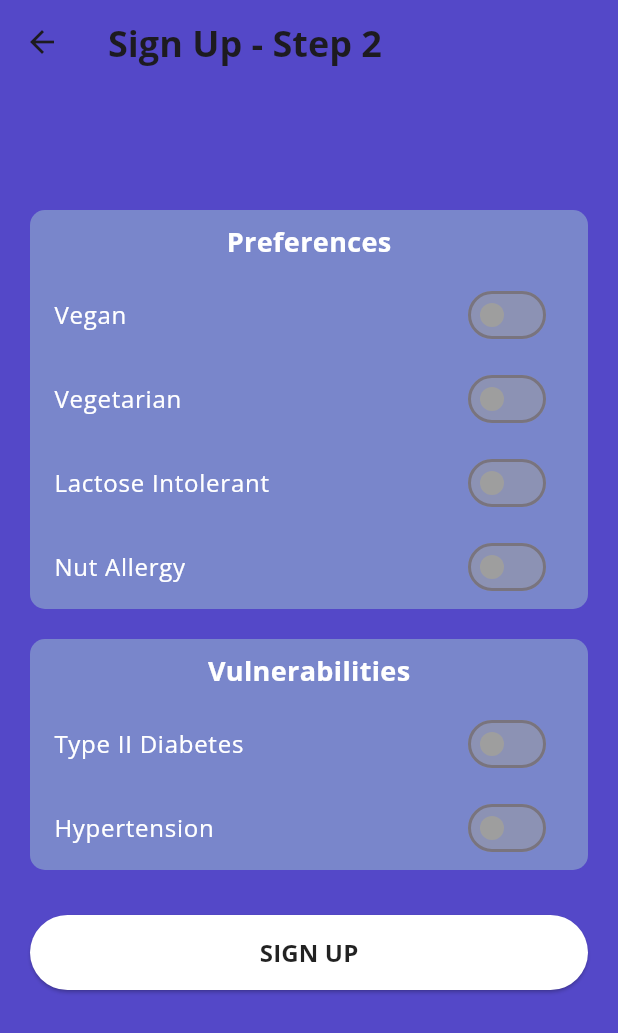
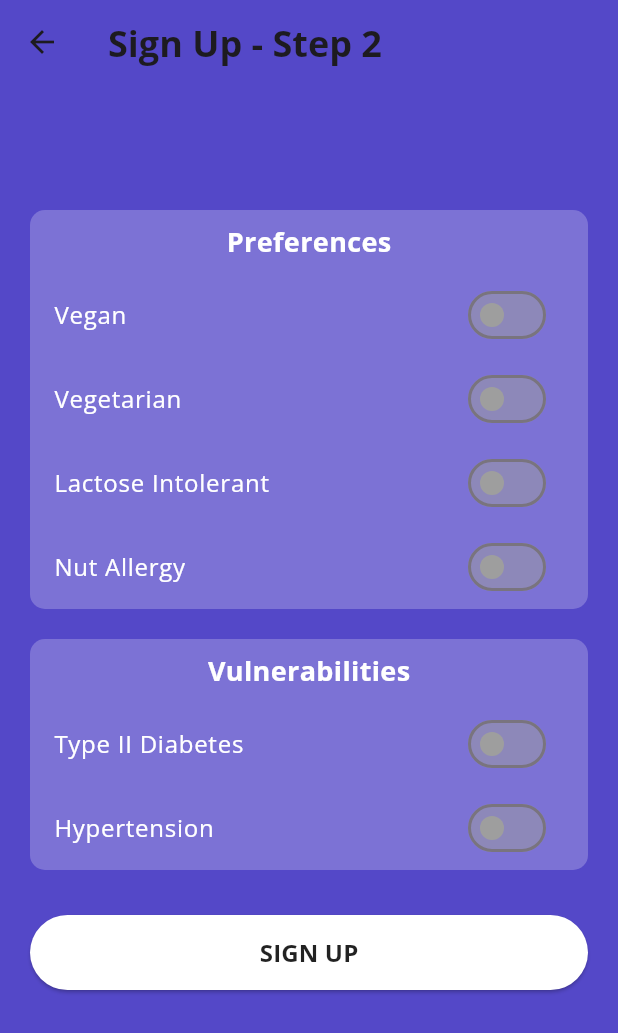
Before and after one commit to SanskarStha/food_info_app, a Flutter app: the PreferencesScreen screen opened directly with empty values, on a phone screen of 412 x 824 dp. Shown: the top 1033 px of the screen. Run offline on Flutter 3.47's test engine with Material 3 defaults, Android fonts, the phone set to English and light mode, and no system bars; our stand-ins replace audioplayers, camera, cloud_firestore, firebase_auth, firebase_core, google_fonts and 4 more; missing offline and left inert: flutter_barcode_scanner, google_mlkit_text_recognition; accounts and stored records are empty.

Commit message:
minor UI update

```diff
--- a/lib/auth/main_page.dart
+++ b/lib/auth/main_page.dart
@@ -2,7 +2,6 @@ import 'package:firebase_auth/firebase_auth.dart';
 import 'package:flutter/material.dart';
 import 'package:food_info_app/auth/Auth_page.dart';
 import 'package:food_info_app/screens/main_screen.dart';
-import 'package:food_info_app/screens/signin_screen.dart';
 
 class MainPage extends StatelessWidget {
   const MainPage({Key? key}) : super(key: key);
--- a/lib/screens/signup_screen.dart
+++ b/lib/screens/signup_screen.dart
@@ -65,7 +65,7 @@ class _UserDetailsScreenState extends State<UserDetailsScreen> {
           width: MediaQuery.of(context).size.width,
           height: MediaQuery.of(context).size.height,
           decoration: const BoxDecoration(
-            color: Colors.indigo,
+            color: Color(0xFF5448C8),
           ),
           child: SingleChildScrollView(
               child: Padding(
@@ -100,7 +100,7 @@ class _UserDetailsScreenState extends State<UserDetailsScreen> {
                 const SizedBox(
                   height: 20,
                 ),
-                reusableTextField("Enter Password", Icons.lock_outline, false,
+                reusableTextField("Enter Password", Icons.lock_outline, true,
                     _passwordTextController),
                 const SizedBox(height: 20),
                 Container(
@@ -247,7 +247,7 @@ class _PreferencesScreenState extends State<PreferencesScreen> {
     return Container(
       decoration: BoxDecoration(
         borderRadius: BorderRadius.circular(10),
-        color: Colors.indigo.shade300,
+        color: const Color(0xFF7C72D5),
       ),
       child: Column(
         children: [
@@ -292,7 +292,7 @@ class _PreferencesScreenState extends State<PreferencesScreen> {
     return Container(
       decoration: BoxDecoration(
         borderRadius: BorderRadius.circular(10),
-        color: Colors.indigo.shade300,
+        color: const Color(0xFF7C72D5),
       ),
       child: Column(
         children: [
```
